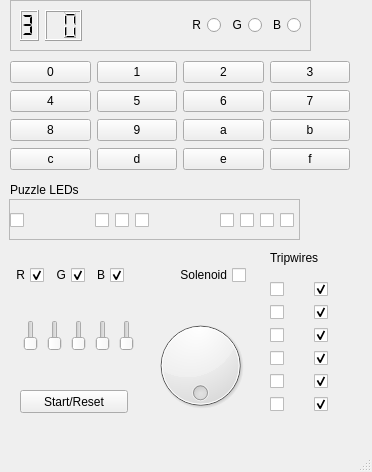
Akm0d/project_theseus, file qt/qt_graphics.ui: the form before one commit.
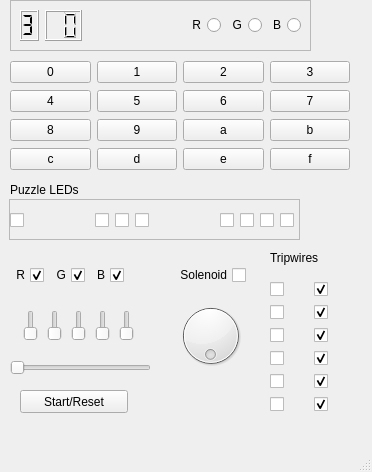
The form after the commit.

Commit message: Added ultrasonic sensor to gui

What changed in the file:
```diff
--- a/qt/qt_graphics.ui
+++ b/qt/qt_graphics.ui
@@ -158,7 +158,7 @@
     <property name="geometry">
      <rect>
          <x>20</x>
-         <y>310</y>
+         <y>300</y>
          <width>131</width>
          <height>51</height>
      </rect>
@@ -871,10 +871,10 @@
       <widget class="QDial" name="dial">
           <property name="geometry">
               <rect>
-                  <x>150</x>
-                  <y>310</y>
-                  <width>101</width>
-                  <height>111</height>
+                  <x>170</x>
+                  <y>300</y>
+                  <width>81</width>
+                  <height>71</height>
               </rect>
           </property>
           <property name="maximum">
@@ -882,6 +882,19 @@
           </property>
           <property name="wrapping">
               <bool>true</bool>
+          </property>
+      </widget>
+      <widget class="QSlider" name="ultrasonicSlider">
+          <property name="geometry">
+              <rect>
+                  <x>10</x>
+                  <y>360</y>
+                  <width>141</width>
+                  <height>16</height>
+              </rect>
+          </property>
+          <property name="orientation">
+              <enum>Qt::Horizontal</enum>
     </property>
    </widget>
   </widget>
```
The commit also changes 1 other file.
